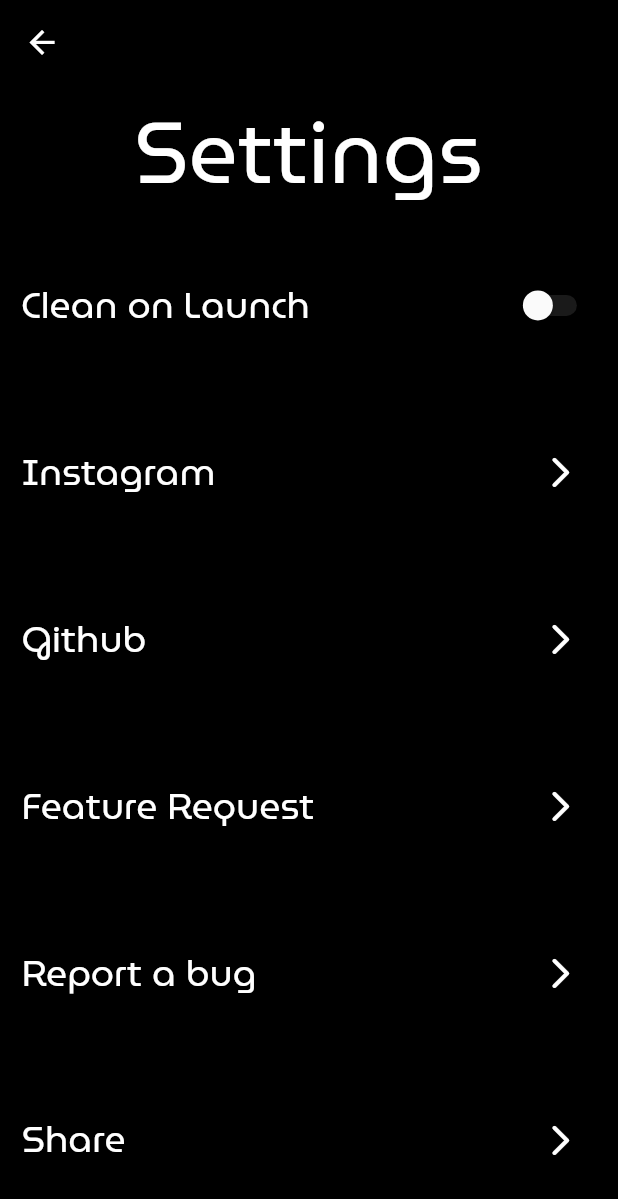
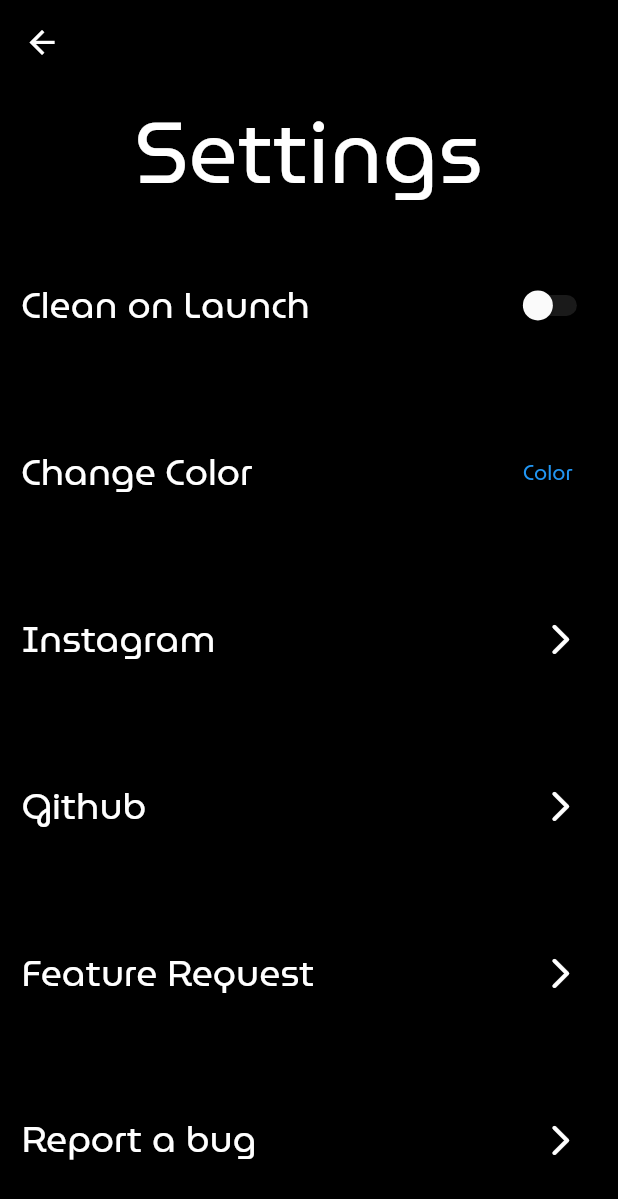
Before and after one commit to RhinoInani/pristine_screen, a Flutter app: the screen it shows after launch, after a tap on the "settings" icon, on a phone screen of 412 x 824 dp. Shown: the top 1199 px of the screen. Run offline on Flutter 3.47's test engine with Material 2 defaults, Android fonts, the phone set to English and light mode, and no system bars; our stand-ins replace shared_preferences; missing offline and left inert: desktop_window, flutter_hsvcolor_picker.

Commit message:
Started work on color picker for background.
Working on: Trackpad control, and controlling macOS proprietary keys.

```diff
--- a/lib/home_page.dart
+++ b/lib/home_page.dart
@@ -1,3 +1,4 @@
+import 'package:Pristine_Screen/main.dart';
 import 'package:Pristine_Screen/screen_cleaning.dart';
 import 'package:Pristine_Screen/settings_screen.dart';
 import 'package:flutter/cupertino.dart';
@@ -16,7 +17,7 @@ class HomePage extends StatelessWidget {
         return KeyEventResult.handled;
       },
       child: Scaffold(
-        backgroundColor: Colors.black,
+        backgroundColor: background,
         body: Center(
           child: Column(
             mainAxisAlignment: MainAxisAlignment.center,
--- a/lib/main.dart
+++ b/lib/main.dart
@@ -6,6 +6,7 @@ import 'package:shared_preferences/shared_preferences.dart';
 import 'home_page.dart';
 
 bool cleanOnLaunch = false;
+Color background = Color.fromRGBO(0, 0, 0, 1);
 
 void main() {
   WidgetsFlutterBinding.ensureInitialized();
@@ -33,13 +34,28 @@ class _MyAppState extends State<MyApp> {
     cleanOnLaunch = prefs.getBool('onLaunch')!;
   }
 
-  final shortcuts = Map.of(WidgetsApp.defaultShortcuts)
-    ..remove(LogicalKeySet(LogicalKeyboardKey.escape));
-
   @override
   Widget build(BuildContext context) {
     return MaterialApp(
-      shortcuts: shortcuts,
+      shortcuts: Map.of(WidgetsApp.defaultShortcuts)
+        ..remove(LogicalKeySet(
+            LogicalKeyboardKey.meta,
+            LogicalKeyboardKey.escape,
+            LogicalKeyboardKey.brightnessUp,
+            LogicalKeyboardKey.brightnessDown)),
+      actions: {
+        ...WidgetsApp.defaultActions
+          ..remove(LogicalKeySet(
+              LogicalKeyboardKey.meta,
+              LogicalKeyboardKey.escape,
+              LogicalKeyboardKey.brightnessUp,
+              LogicalKeyboardKey.brightnessDown)),
+        ActivateAction: CallbackAction(
+          onInvoke: (Intent intent) {
+            return null;
+          },
+        ),
+      },
       title: 'Screen Cleaner',
       theme: ThemeData(fontFamily: 'Museo Moderno'),
       debugShowCheckedModeBanner: false,
--- a/lib/settings_screen.dart
+++ b/lib/settings_screen.dart
@@ -1,5 +1,6 @@
 import 'package:Pristine_Screen/main.dart';
 import 'package:flutter/material.dart';
+import 'package:flutter_hsvcolor_picker/flutter_hsvcolor_picker.dart';
 import 'package:shared_preferences/shared_preferences.dart';
 import 'package:url_launcher/url_launcher.dart';
 
@@ -41,19 +42,43 @@ class _SettingScreenState extends State<SettingScreen> {
     "Share",
   ];
 
+  void openColorDialog(context) {
+    showDialog(
+        context: context,
+        builder: (BuildContext context) {
+          return Container(
+            child: Column(
+              children: [
+                ColorPicker(
+                  color: background,
+                  pickerOrientation: PickerOrientation.portrait,
+                  onChanged: (value) {
+                    setState(() {
+                      background = Color.fromRGBO(
+                          value.red, value.green, value.blue, value.opacity);
+                    });
+                  },
+                  initialPicker: Picker.paletteHue,
+                ),
+              ],
+            ),
+          );
+        });
+  }
+
   @override
   Widget build(BuildContext context) {
     Size size = MediaQuery.of(context).size;
     return Scaffold(
       appBar: AppBar(
-        backgroundColor: Colors.black,
+        backgroundColor: background,
         elevation: 0,
         iconTheme: IconThemeData(
           color: Colors.white,
           size: size.longestSide * 0.03,
         ),
       ),
-      backgroundColor: Colors.black,
+      backgroundColor: background,
       body: Focus(
         autofocus: true,
         descendantsAreFocusable: true,
@@ -108,6 +133,29 @@ class _SettingScreenState extends State<SettingScreen> {
                       ],
                     ),
                   ),
+                  Container(
+                    padding: EdgeInsets.symmetric(
+                        horizontal: MediaQuery.of(context).size.width * 0.035),
+                    height: MediaQuery.of(context).size.height * 0.135,
+                    child: Row(
+                      mainAxisAlignment: MainAxisAlignment.spaceBetween,
+                      children: <Widget>[
+                        Text(
+                          "Change Color",
+                          style: TextStyle(
+                            fontSize:
+                                MediaQuery.of(context).size.longestSide * 0.03,
+                            color: Colors.white,
+                          ),
+                        ),
+                        OutlinedButton(
+                            onPressed: () {
+                              openColorDialog(context);
+                            },
+                            child: Text("Color"))
+                      ],
+                    ),
+                  ),
                   SettingsCard(
                     icon: const Icon(Icons.arrow_forward_ios_rounded),
                     pressIcon: () {
@@ -125,7 +173,7 @@ class _SettingScreenState extends State<SettingScreen> {
                 pressIcon: () {
                   showAboutDialog(
                       context: context,
-                      applicationVersion: '1.0.1',
+                      applicationVersion: '1.0.2',
                       applicationName: 'Pristine Screen',
                       children: [
                         Text(
--- a/pubspec.yaml
+++ b/pubspec.yaml
@@ -14,6 +14,7 @@ dependencies:
   desktop_window: ^0.4.0
   shared_preferences: ^2.0.8
   url_launcher: ^6.0.12
+  flutter_hsvcolor_picker: ^1.2.1
 
 dev_dependencies:
   flutter_test:
```
Also changed, not shown: lib/screen_cleaning.dart (+10 -9 lines), pubspec.lock.
